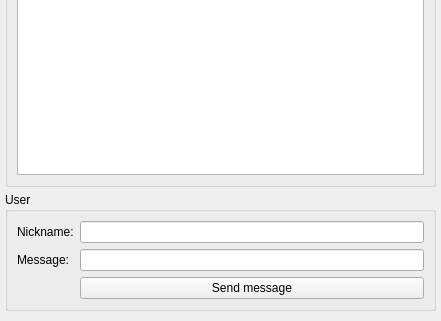
Old version of the form qtribu/gui/wdg_qchat.ui in the repository geotribu/qtribu; both pictures show x 0 to 441 and y 566 to 887 of the 441 by 887 pixel window.
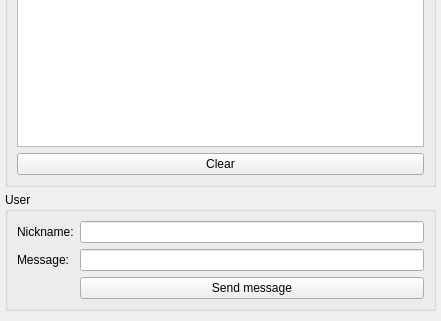
New version of the form. Custom widgets are drawn as their Qt base class.

Commit message: add clear chat button

Patch:
```diff
--- a/qtribu/gui/wdg_qchat.ui
+++ b/qtribu/gui/wdg_qchat.ui
@@ -177,6 +177,13 @@
          </column>
         </widget>
        </item>
+       <item>
+        <widget class="QPushButton" name="btn_clear_chat">
+         <property name="text">
+          <string>Clear</string>
+         </property>
+        </widget>
+       </item>
       </layout>
      </widget>
     </item>
```
The commit also changes 1 other file.
